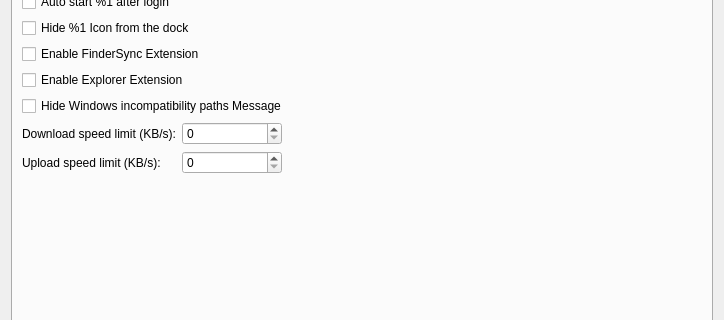
This is ui/settings-dialog.ui in haiwen/seafile-client as Qt 5 draws it before an edit; both pictures show x 0 to 724 and y 132 to 452 of the 724 by 579 pixel window. The edited form follows.
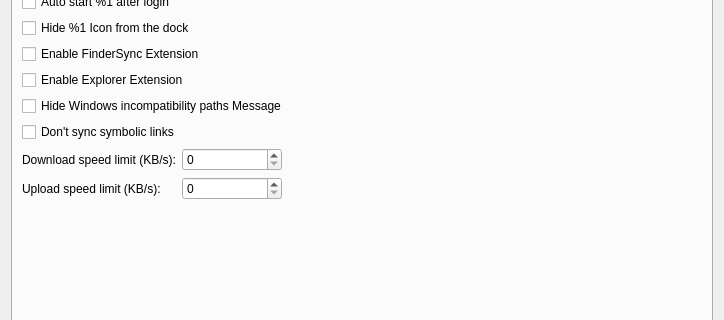
This is the edited form.

Commit message:
Add option to ignore symblo link (#1588)
* Add option to ignore symblo link

* Modify parameter names

---------

```diff
--- a/ui/settings-dialog.ui
+++ b/ui/settings-dialog.ui
@@ -80,6 +80,13 @@
          </property>
         </widget>
        </item>
+       <item>
+        <widget class="QCheckBox" name="mIgnoreSymlinksCheckBox">
+         <property name="text">
+          <string>Don't sync symbolic links</string>
+         </property>
+        </widget>
+       </item>
        <item>
         <layout class="QFormLayout" name="formLayout">
          <property name="labelAlignment">
```
The commit also changes 3 other files.
